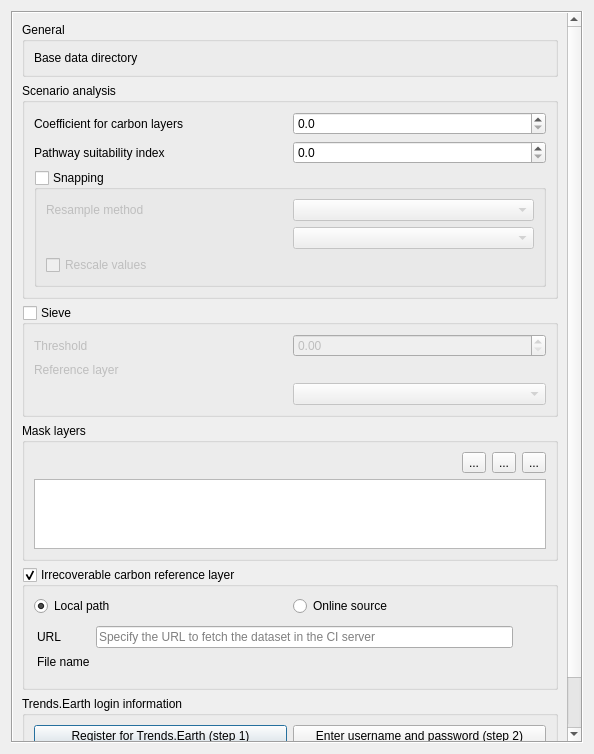
First picture: the form in src/cplus_plugin/ui/cplus_settings.ui, repository ConservationInternational/cplus-plugin, before the edit.
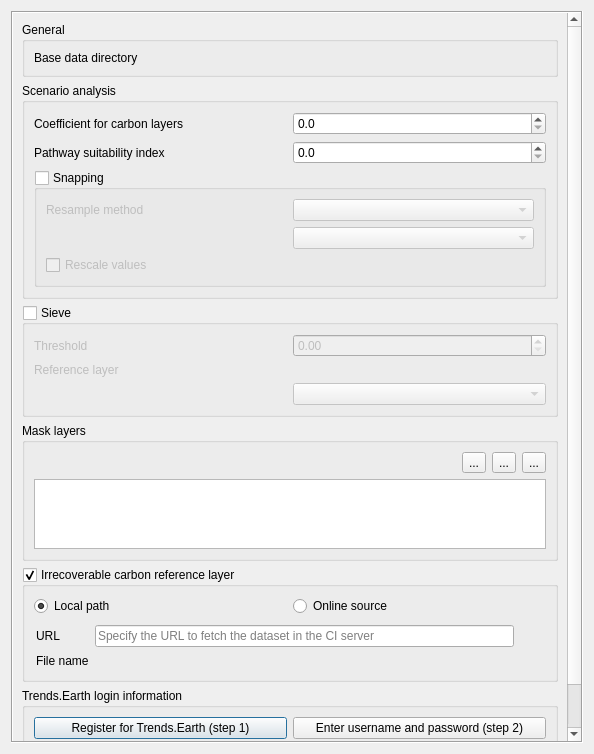
Second picture: the form after the edit. Custom widgets are drawn as their Qt base class.

Commit message: Update IC settings.

```diff
--- a/src/cplus_plugin/ui/cplus_settings.ui
+++ b/src/cplus_plugin/ui/cplus_settings.ui
@@ -36,8 +36,8 @@
        <rect>
         <x>0</x>
         <y>0</y>
-        <width>555</width>
-        <height>737</height>
+        <width>572</width>
+        <height>732</height>
        </rect>
       </property>
       <layout class="QVBoxLayout" name="verticalLayout_5">
@@ -374,13 +374,16 @@
             <widget class="QWidget" name="pg_online_source">
              <layout class="QGridLayout" name="gridLayout_5">
               <property name="leftMargin">
-               <number>3</number>
+               <number>2</number>
               </property>
               <property name="topMargin">
-               <number>3</number>
+               <number>2</number>
               </property>
               <property name="rightMargin">
-               <number>3</number>
+               <number>2</number>
+              </property>
+              <property name="bottomMargin">
+               <number>2</number>
               </property>
               <item row="0" column="0">
                <widget class="QLabel" name="label">
```
Left out of the diff: 6 changed lines with no effect on the pictures. The commit also changes 1 other file.
